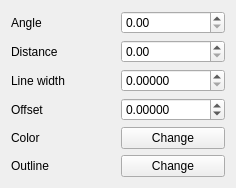
Old version of the form src/ui/symbollayer/widget_linepatternfill.ui in the repository qgis/QGIS.
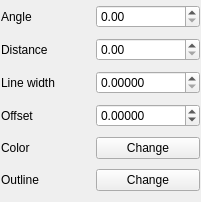
New version of the form.

What changed in the file:
```diff
--- a/src/ui/symbollayer/widget_linepatternfill.ui
+++ b/src/ui/symbollayer/widget_linepatternfill.ui
@@ -6,14 +6,17 @@
    <rect>
     <x>0</x>
     <y>0</y>
-    <width>236</width>
-    <height>151</height>
+    <width>201</width>
+    <height>202</height>
    </rect>
   </property>
   <property name="windowTitle">
    <string>Form</string>
   </property>
   <layout class="QGridLayout" name="gridLayout">
+   <property name="margin">
+    <number>1</number>
+   </property>
    <item row="0" column="0">
     <widget class="QLabel" name="mAngleLabel">
      <property name="text">
```
